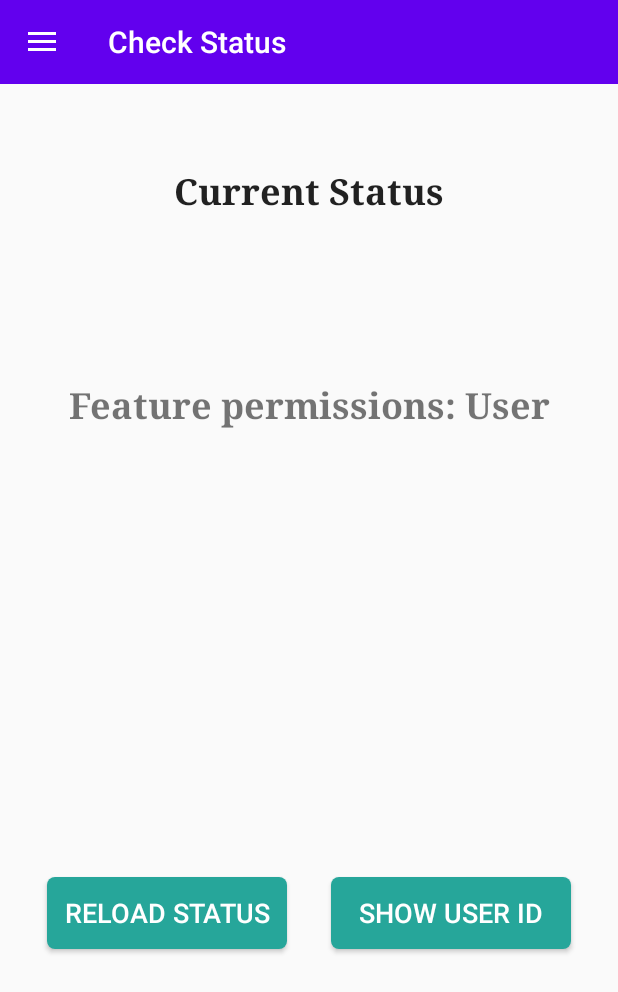
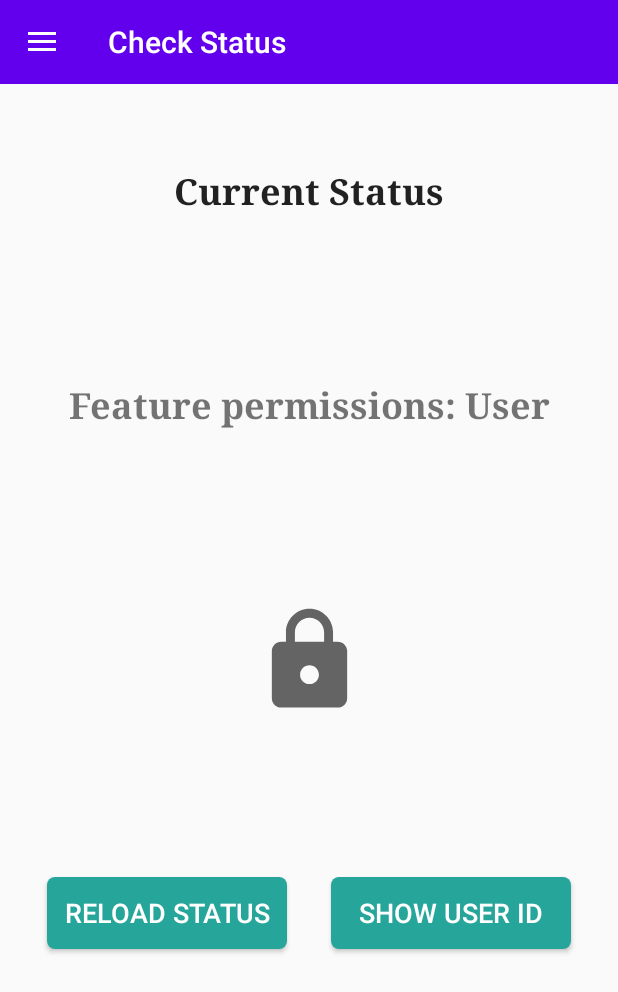
Before and after one commit to ckuessner/vivacoronia-frontend, an Android app: the StatusCheckFragment screen opened through its navigation route, on a phone screen of 412 x 824 dp. Shown: the top 992 px of the screen. Run offline under Robolectric (Android 15) with nearby library versions, the phone set to English and light mode, and no system bars; our stand-ins replace Volley, navigation-ui; libraries missing offline, so code that uses them is left out: com.beust.klaxon, com.jakewharton.threetenabp; network calls fail; 7 statements that could not run were skipped.

Commit message:
applied changes proposed by code review and fixed a bug that made the app disappear when minimizing

```diff
--- a/VivaCoronia/app/src/main/AndroidManifest.xml
+++ b/VivaCoronia/app/src/main/AndroidManifest.xml
@@ -61,7 +61,6 @@
 
         <activity
             android:name=".authentication.LoginActivity"
-            android:launchMode="singleInstance"
             android:screenOrientation="portrait">
             <intent-filter>
                 <action android:name="loginApplication.intent.action.Launch" />
--- a/VivaCoronia/app/src/main/java/de/tudarmstadt/iptk/foxtrot/vivacoronia/clients/ApiBaseClient.kt
+++ b/VivaCoronia/app/src/main/java/de/tudarmstadt/iptk/foxtrot/vivacoronia/clients/ApiBaseClient.kt
@@ -180,12 +180,14 @@ abstract class ApiBaseClient {
                 if(error.networkResponse.statusCode == 401 && !isAdmin){
                     val intent = Intent(ctx, LoginActivity::class.java)
                     intent.addFlags(Intent.FLAG_ACTIVITY_NEW_TASK)
+                    intent.addFlags(Intent.FLAG_ACTIVITY_CLEAR_TOP)
                     intent.putExtra("isAdmin", false)
                     ctx.startActivity(intent)
                 }
                 else if (error.networkResponse.statusCode == 401 && isAdmin){
                     val intent = Intent(ctx, LoginActivity::class.java)
                     intent.addFlags(Intent.FLAG_ACTIVITY_NEW_TASK)
+                    intent.addFlags(Intent.FLAG_ACTIVITY_CLEAR_TOP)
                     intent.putExtra("isAdmin", true)
                     ctx.startActivity(intent)
                 }
@@ -193,7 +195,7 @@ abstract class ApiBaseClient {
                     //delete admin stuff, since this error only occurs if user doesn't have admin permissions anymore
                     ctx.getSharedPreferences(Constants.CLIENT, Context.MODE_PRIVATE).edit().putBoolean(Constants.IS_ADMIN, false).apply()
                     ctx.getSharedPreferences(Constants.CLIENT, Context.MODE_PRIVATE).edit().putString(Constants.adminJWT, null).apply()
-                    Toast.makeText(ctx, "You don't have the permission to use admin features anymore", Toast.LENGTH_LONG).show()
+                    Toast.makeText(ctx, ctx.getString(R.string.adminRevoked), Toast.LENGTH_LONG).show()
                     //navigate to status to show user that he isn't admin anymore
                     val act = ctx as FragmentActivity
                     val navController = act.findNavController(R.id.nav_fragment)
--- a/VivaCoronia/app/src/main/java/de/tudarmstadt/iptk/foxtrot/vivacoronia/mainActivity/MainActivity.kt
+++ b/VivaCoronia/app/src/main/java/de/tudarmstadt/iptk/foxtrot/vivacoronia/mainActivity/MainActivity.kt
@@ -190,8 +190,8 @@ class MainActivity : AppCompatActivity() {
         val isAdmin = settings.getBoolean(Constants.IS_ADMIN, false)
         if (isAdmin) showAdminFeatures() else hideAdminFeatures()
         val hasAdminJWT = settings.getString(Constants.adminJWT, null) != null
-        val isReallyAdmin = isAdmin && hasAdminJWT
-        changeStatusIcon(isReallyAdmin)
+        val isAdminActive = isAdmin && hasAdminJWT
+        changeStatusIcon(isAdminActive)
     }
 
     private var doubleBackToExitPressedOnce = false
--- a/VivaCoronia/app/src/main/res/layout/fragment_status.xml
+++ b/VivaCoronia/app/src/main/res/layout/fragment_status.xml
@@ -67,16 +67,28 @@
         <ProgressBar
             android:id="@+id/statusProgress"
             style="?android:attr/progressBarStyle"
-            android:layout_width="75dp"
-            android:layout_height="75dp"
+            android:layout_width="3dp"
+            android:layout_height="1dp"
             android:indeterminate="false"
             android:progressTint="@color/colorPrimary"
             android:visibility="gone"
             app:layout_constraintBottom_toBottomOf="parent"
             app:layout_constraintEnd_toEndOf="parent"
+            app:layout_constraintHorizontal_bias="0.501"
             app:layout_constraintStart_toStartOf="parent"
             app:layout_constraintTop_toTopOf="parent"
-            app:layout_constraintVertical_bias="0.455" />
+            app:layout_constraintVertical_bias="0.499" />
+
+        <ImageView
+            android:id="@+id/iconInfo"
+            android:layout_width="75dp"
+            android:layout_height="75dp"
+            android:src="@drawable/ic_user"
+            android:visibility="visible"
+            app:layout_constraintBottom_toBottomOf="parent"
+            app:layout_constraintEnd_toEndOf="parent"
+            app:layout_constraintStart_toStartOf="parent"
+            app:layout_constraintTop_toTopOf="parent" />
 
     </androidx.constraintlayout.widget.ConstraintLayout>
 
--- a/VivaCoronia/app/src/main/res/values/strings.xml
+++ b/VivaCoronia/app/src/main/res/values/strings.xml
@@ -151,6 +151,7 @@
     <string name="permissionUpdateAlert">"You can login again to use admin features, do you want to proceed?"</string>
     <string name="remindPermissionUpdate">"To use admin features, reload status again and login afterwards"</string>
     <string name="samePermission">"Your permissions didn't change"</string>
+    <string name="adminRevoked">"You don't have the permission to use admin features anymore"</string>
 
     <!-- Error Showing -->
     <string name="noInternet">"No internet, check your connection and try again"</string>
```
Also changed, not shown: VivaCoronia/app/src/main/java/de/tudarmstadt/iptk/foxtrot/vivacoronia/authentication/StatusCheckFragment.kt (+16 -7 lines), VivaCoronia/app/src/main/java/de/tudarmstadt/iptk/foxtrot/vivacoronia/authentication/TextViewUtils.kt (+5 -5 lines).
